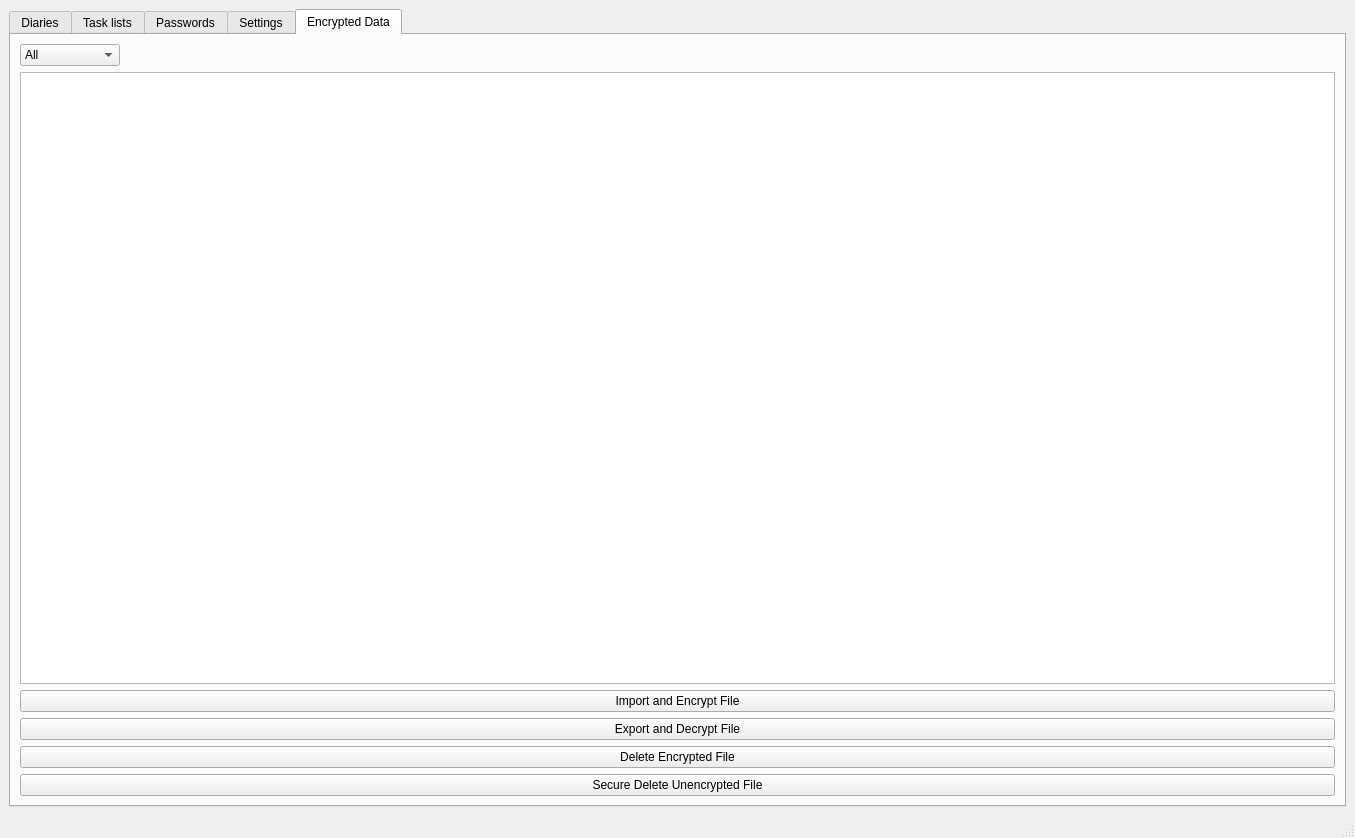
The window that mainwindow.ui (therealMaPMaKeR/MMDiary) describes before a commit, drawn with Qt 5.
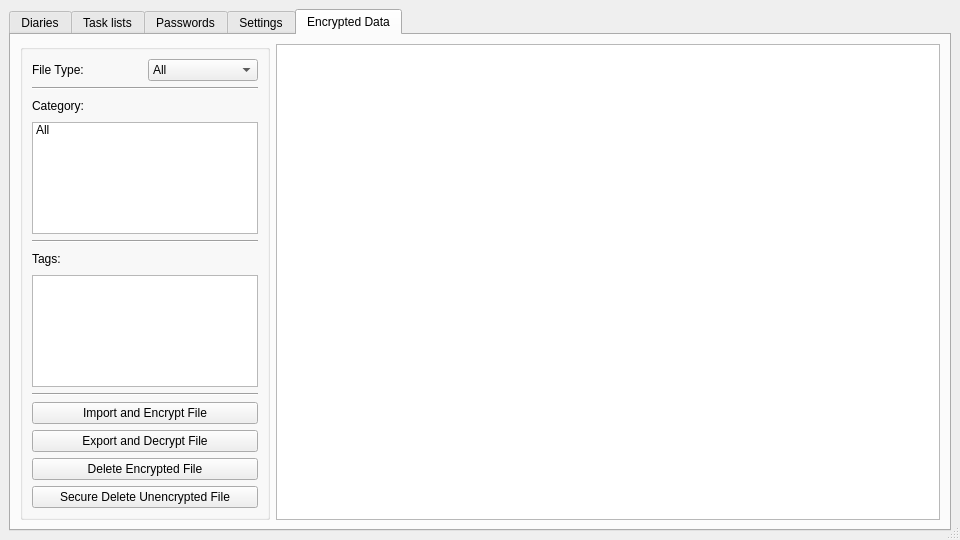
The same window after the commit. Custom widgets are drawn as their Qt base class.

Commit message: switched to always use qt's icons for "thumbnails"

Diff of the .ui file:
```diff
--- a/mainwindow.ui
+++ b/mainwindow.ui
@@ -6,8 +6,8 @@
    <rect>
     <x>0</x>
     <y>0</y>
-    <width>1355</width>
-    <height>838</height>
+    <width>960</width>
+    <height>540</height>
    </rect>
   </property>
   <property name="sizePolicy">
@@ -1528,9 +1528,34 @@
        <attribute name="title">
         <string>Encrypted Data</string>
        </attribute>
+       <layout class="QHBoxLayout" name="horizontalLayout_16">
+        <item>
+         <widget class="QGroupBox" name="groupBox_17">
+          <property name="minimumSize">
+           <size>
+            <width>250</width>
+            <height>420</height>
+           </size>
+          </property>
+          <property name="maximumSize">
+           <size>
+            <width>250</width>
+            <height>16777215</height>
+           </size>
+          </property>
+          <property name="title">
+           <string/>
+          </property>
        <layout class="QVBoxLayout" name="verticalLayout_7">
         <item>
          <layout class="QHBoxLayout" name="horizontalLayout_5">
+             <item>
+              <widget class="QLabel" name="label_2">
+               <property name="text">
+                <string>File Type:</string>
+               </property>
+              </widget>
+             </item>
           <item>
            <widget class="QComboBox" name="comboBox_DataENC_SortType">
             <property name="minimumSize">
@@ -1576,6 +1601,24 @@
             </item>
            </widget>
           </item>
+            </layout>
+           </item>
+           <item>
+            <widget class="Line" name="line_3">
+             <property name="orientation">
+              <enum>Qt::Horizontal</enum>
+             </property>
+            </widget>
+           </item>
+           <item>
+            <layout class="QHBoxLayout" name="horizontalLayout_6">
+             <item>
+              <widget class="QLabel" name="label_10">
+               <property name="text">
+                <string>Category:</string>
+               </property>
+              </widget>
+             </item>
           <item>
            <spacer name="horizontalSpacer">
             <property name="orientation">
@@ -1592,7 +1635,54 @@
          </layout>
         </item>
         <item>
-         <widget class="QListWidget" name="listWidget_DataENC_FileList"/>
+            <widget class="QListWidget" name="listWidget_DataENC_Categories">
+             <item>
+              <property name="text">
+               <string>All</string>
+              </property>
+             </item>
+            </widget>
+           </item>
+           <item>
+            <widget class="Line" name="line_7">
+             <property name="orientation">
+              <enum>Qt::Horizontal</enum>
+             </property>
+            </widget>
+           </item>
+           <item>
+            <layout class="QHBoxLayout" name="horizontalLayout_13">
+             <item>
+              <widget class="QLabel" name="label_15">
+               <property name="text">
+                <string>Tags:</string>
+               </property>
+              </widget>
+             </item>
+             <item>
+              <spacer name="horizontalSpacer_3">
+               <property name="orientation">
+                <enum>Qt::Horizontal</enum>
+               </property>
+               <property name="sizeHint" stdset="0">
+                <size>
+                 <width>40</width>
+                 <height>20</height>
+                </size>
+               </property>
+              </spacer>
+             </item>
+            </layout>
+           </item>
+           <item>
+            <widget class="QListWidget" name="listWidget_DataENC_Tags"/>
+           </item>
+           <item>
+            <widget class="Line" name="line_8">
+             <property name="orientation">
+              <enum>Qt::Horizontal</enum>
+             </property>
+            </widget>
         </item>
         <item>
          <layout class="QVBoxLayout" name="verticalLayout_6">
@@ -1628,6 +1718,12 @@
         </item>
        </layout>
       </widget>
+        </item>
+        <item>
+         <widget class="QListWidget" name="listWidget_DataENC_FileList"/>
+        </item>
+       </layout>
+      </widget>
      </widget>
     </item>
    </layout>
```
Left out of the diff: 2 changed lines with no effect on the pictures. Lines whose indentation alone changed are shown as unchanged. The commit also changes 2 other files.
